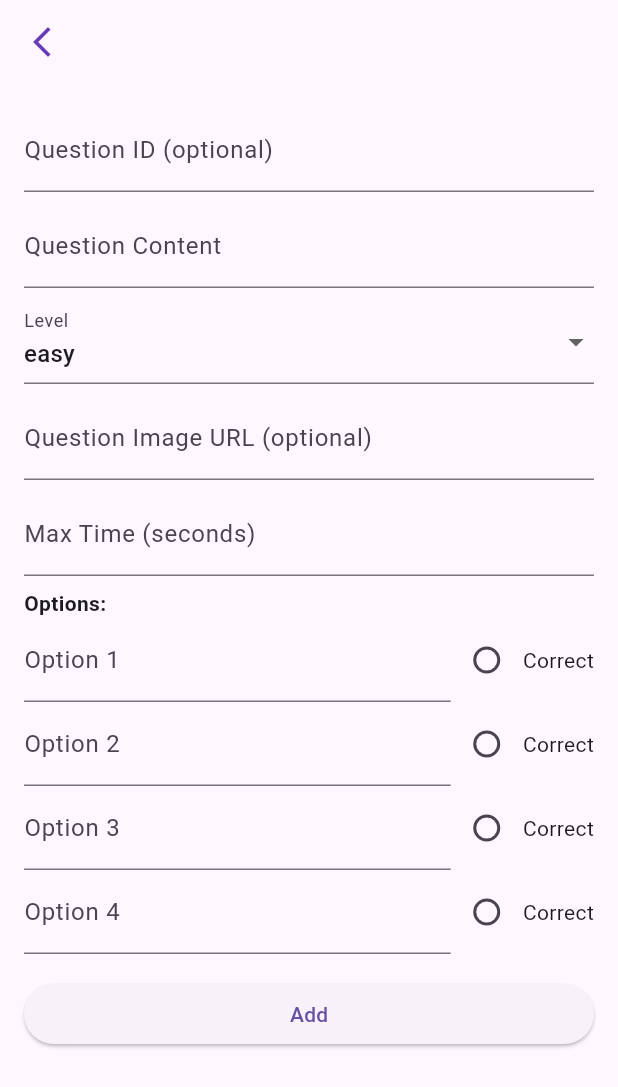
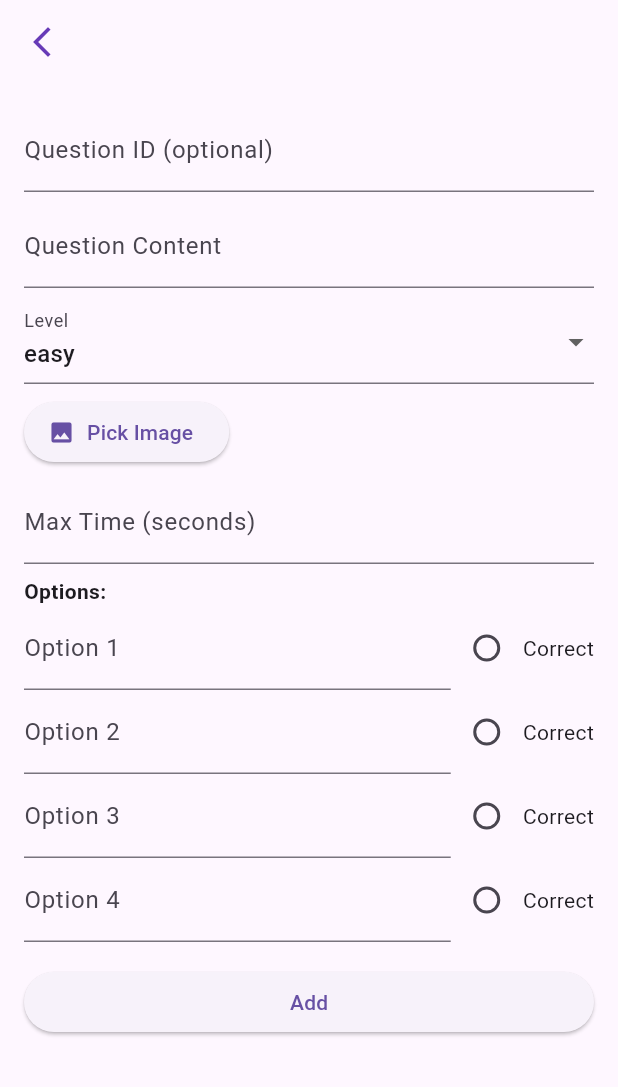
Before and after one commit to tigerex/DATTLT_A, a Flutter app: the QuestionFormWidget screen opened directly, on a phone screen of 412 x 824 dp. Shown: the top 1087 px of the screen. Run offline on Flutter 3.47's test engine with Material 3 defaults, Android fonts, the phone set to English and light mode, and no system bars; our stand-ins replace firebase_core, flutter_svg, font_awesome_flutter, image_picker, shared_preferences; accounts and stored records are empty.

Commit message:
upload dc anh, chua check update question and Android

```diff
--- a/frontend/lib/models/test_question.dart
+++ b/frontend/lib/models/test_question.dart
@@ -37,6 +37,7 @@ class TestQuestion {
   Map<String, dynamic> toJson() => {
     "questionId": questionId,
     "level": questionLevel,
+    "questionImg": questionImg,
     "questionText": questionText,
     "options": options,
     "correctAnswer": correctAnswer,
--- a/frontend/lib/screens/question_form.dart
+++ b/frontend/lib/screens/question_form.dart
@@ -3,6 +3,11 @@ import 'package:frontend/models/question_option.dart';
 import 'package:frontend/models/test_question.dart';
 import 'package:frontend/screens/admin_crud.dart';
 import '../services/question_service.dart';
+import 'dart:io';
+import 'package:image_picker/image_picker.dart';
+import 'dart:typed_data';
+import 'package:flutter/foundation.dart' show kIsWeb;
+
 
 class QuestionFormWidget extends StatefulWidget {
   final TestQuestion? question;
@@ -19,9 +24,33 @@ class _QuestionFormWidgetState extends State<QuestionFormWidget> {
   final TextEditingController _questionImg = TextEditingController();
   final TextEditingController _contentController = TextEditingController();
   final TextEditingController _maxTimeController = TextEditingController();
+  final ImagePicker _picker = ImagePicker();
   List<Options> options = [];
   String selectedLevel = 'easy';
   int? selectedAnswerIndex;
+  File? _imageFile;       // Dùng để lưu trữ ảnh trên Android
+  Uint8List? _webImage;   // Dùng để lưu trữ ảnh trên web
+
+  // Hàm để chọn ảnh từ local
+  Future<void> _pickImage() async {
+    final pickedFile = await _picker.pickImage(source: ImageSource.gallery);
+    if (pickedFile != null) {
+      final bytes = await pickedFile.readAsBytes();
+      setState(() {
+        // Nếu đang chạy trên web, lưu trữ ảnh dưới dạng Uint8List
+        if (kIsWeb) {
+          _webImage = bytes;
+          _questionImg.text = pickedFile.name; // Tên file trên web
+        }
+        // Nếu không phải web, lưu trữ ảnh dưới dạng File
+        else {
+          _imageFile = File(pickedFile.path);
+          _questionImg.text = pickedFile.path;
+        }
+      });
+    }
+  }
+
 
   @override
   void initState() {
@@ -30,13 +59,13 @@ class _QuestionFormWidgetState extends State<QuestionFormWidget> {
     // Khởi tạo 4 option mặc định
 
     if (q != null) {
-      _questionId.text = q.questionId!;
-      _questionImg.text = q.questionImg!;
-      _contentController.text = q.questionText;
-      _maxTimeController.text = q.maxTime.toString();
-      selectedLevel = q.questionLevel;
-      selectedAnswerIndex = q.correctAnswerIndex;
-      options =
+      _questionId.text = q.questionId!;                 // Có thể null
+      _questionImg.text = q.questionImg!;               // Có thể null
+      _contentController.text = q.questionText;         // Không thể null
+      _maxTimeController.text = q.maxTime.toString();   // Không thể null
+      selectedLevel = q.questionLevel;                  // Không thể null
+      selectedAnswerIndex = q.correctAnswerIndex;       // Không thể null
+      options =                                         // Danh sách, không thể null
           q.options
               .map(
                 (opt) => Options(
@@ -62,7 +91,6 @@ class _QuestionFormWidgetState extends State<QuestionFormWidget> {
 
   void submit(bool isEdit) async {
     final bool submit;
-
     if (_formKey.currentState!.validate() && selectedAnswerIndex != null) {
       final TestQuestion questionData = TestQuestion(
         // questionId: isEdit ? _questionId : null,
@@ -77,9 +105,9 @@ class _QuestionFormWidgetState extends State<QuestionFormWidget> {
       );
 
       if (isEdit != true) {
-        submit = await QuestionService().addQuestion(questionData);
+        submit = await QuestionService().addQuestion(questionData,imageFile: _imageFile,webImageBytes: _webImage,webImageName: _questionImg.text,);
       } else {
-        submit = await QuestionService().editQuestion(questionData);
+        submit = await QuestionService().editQuestion(questionData,imageFile: _imageFile,webImageBytes: _webImage,webImageName: _questionImg.text,);
       }
 
       if (submit) {
@@ -165,12 +193,35 @@ class _QuestionFormWidgetState extends State<QuestionFormWidget> {
                 decoration: const InputDecoration(labelText: 'Level'),
               ),
               const SizedBox(height: 8),
-              TextFormField(
-                controller: _questionImg,
-                decoration: const InputDecoration(
-                  labelText: 'Question Image URL (optional)',
-                ),
+              Row(
+                children: [
+                  ElevatedButton.icon(
+                    icon: const Icon(Icons.image),
+                    label: const Text("Pick Image"),
+                    onPressed: _pickImage,
+                  ),
+                  const SizedBox(width: 10),
+                  if (kIsWeb && _webImage != null)
+                    SizedBox(
+                      width: 100,
+                      height: 100,
+                      child: Image.memory(_webImage!),
+                    )
+                  else if (!kIsWeb && _imageFile != null)
+                    SizedBox(
+                      width: 100,
+                      height: 100,
+                      child: Image.file(_imageFile!),
+                    )
+                  else if (_questionImg.text.isNotEmpty)
+                    SizedBox(
+                      width: 100,
+                      height: 100,
+                      child: Image.network(_questionImg.text),
+                    ),
+                ],
               ),
+
               const SizedBox(height: 8),
               TextFormField(
                 controller: _maxTimeController,
--- a/frontend/lib/services/auth_service.dart
+++ b/frontend/lib/services/auth_service.dart
@@ -7,8 +7,8 @@ class AuthService {
   // Địa chỉ server của bạn
   // Thay thế 'yourServerIp' bằng địa chỉ IP hoặc tên miền của server
   static String yourServerIp = '10.106.19.44'; // Thay thế bằng địa chỉ IP
-  static String baseUrl = 'http://$yourServerIp:5000/api';
-  // static String baseUrl = 'http://localhost:5000/api';
+  // static String baseUrl = 'http://$yourServerIp:5000/api';
+  static String baseUrl = 'http://localhost:5000/api';
 
 
   static Future<http.Response> getUserInfo() async {
--- a/frontend/lib/services/result.service.dart
+++ b/frontend/lib/services/result.service.dart
@@ -4,8 +4,8 @@ import '../models/test_result.dart';
 
 class ResultService {
   static String yourServerIp = '10.106.19.44'; // Thay thế bằng địa chỉ IP
-  static String baseUrl = 'http://$yourServerIp:5000/api/result';
-  // static String baseUrl = 'http://localhost:5000/api/result';
+  // static String baseUrl = 'http://$yourServerIp:5000/api/result';
+  static String baseUrl = 'http://localhost:5000/api/result';
 
   // GET all results
   Future<List<Result>> fetchResults(String userId) async {
--- a/frontend/lib/services/user_service.dart
+++ b/frontend/lib/services/user_service.dart
@@ -4,8 +4,8 @@ import '../models/user.dart';
 
 class UserService {
   static String yourServerIp = '10.106.19.44'; // Thay thế bằng địa chỉ IP
-  final String baseUrl = 'http://$yourServerIp:5000/api';
-  // final String baseUrl = 'http://localhost:5000/api';
+  // final String baseUrl = 'http://$yourServerIp:5000/api';
+  final String baseUrl = 'http://localhost:5000/api';
 
 
   Future<List<User>> fetchUser() async {
```
Also changed, not shown: frontend/lib/services/question_service.dart (+58 -23 lines), 1 other file.
